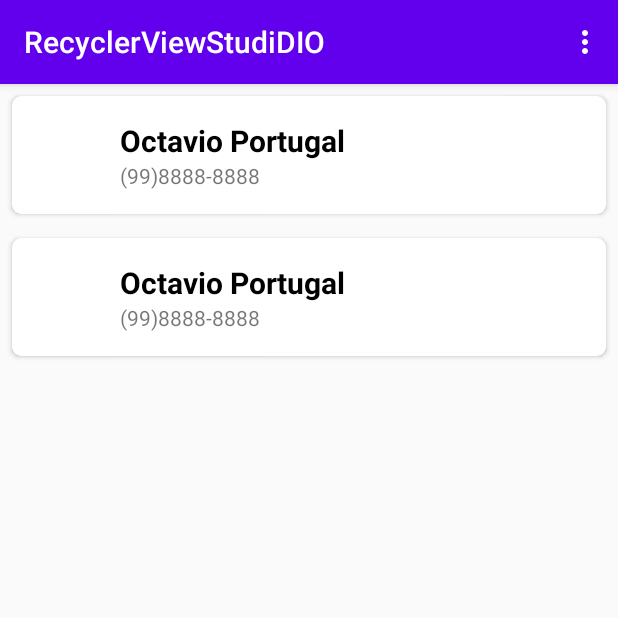
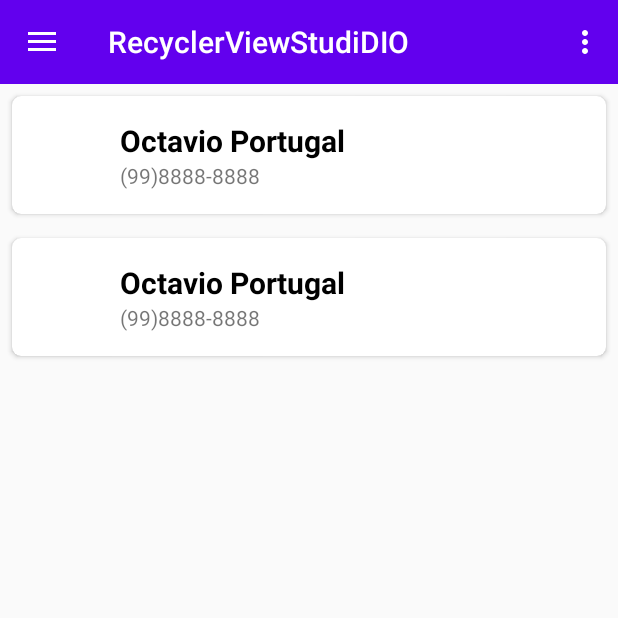
Before and after one commit to octavio-portugal/StudyRecycler, an Android app: the screen it shows after launch (MainActivity), on a phone screen of 412 x 824 dp, the top half of it. Run offline under Robolectric (Android 15) with nearby library versions, the phone set to English and light mode, and no system bars.

Commit message:
create Drawer menu

```diff
--- a/app/build.gradle
+++ b/app/build.gradle
@@ -35,5 +35,6 @@ dependencies {
     testImplementation 'junit:junit:4.12'
     androidTestImplementation 'androidx.test.ext:junit:1.1.2'
     androidTestImplementation 'androidx.test.espresso:espresso-core:3.3.0'
+    implementation 'com.google.android.material:material:1.2.0-alpha02'
 
 }
--- a/app/src/main/java/com/dio/recyclerviewstudidio/MainActivity.kt
+++ b/app/src/main/java/com/dio/recyclerviewstudidio/MainActivity.kt
@@ -5,7 +5,11 @@ import android.os.Bundle
 import android.view.Menu
 import android.view.MenuInflater
 import android.view.MenuItem
+import android.view.View
 import android.widget.Toast
+import androidx.appcompat.widget.Toolbar
+import androidx.appcompat.app.ActionBarDrawerToggle
+import androidx.drawerlayout.widget.DrawerLayout
 import androidx.recyclerview.widget.LinearLayoutManager
 import androidx.recyclerview.widget.RecyclerView
 
@@ -17,10 +21,22 @@ class MainActivity : AppCompatActivity() {
 
     override fun onCreate(savedInstanceState: Bundle?) {
         super.onCreate(savedInstanceState)
-        setContentView(R.layout.activity_main)
+        setContentView(R.layout.drawer_menu)
 
+        initDrawer()
         bindViews()
         updatelist()
+    }
+
+
+    private fun initDrawer(){
+        val drawerLayout = findViewById<View>(R.id.drawer_layout) as DrawerLayout
+        val toolbar =  findViewById<Toolbar>(R.id.toolbar1)
+        setSupportActionBar(toolbar)
+
+        val toggle = ActionBarDrawerToggle(this, drawerLayout, toolbar, R.string.open_drawer, R.string.close_drawer)
+        drawerLayout.addDrawerListener(toggle)
+        toggle.syncState()
     }
 
     private fun bindViews() {
--- a/app/src/main/res/layout/activity_main.xml
+++ b/app/src/main/res/layout/activity_main.xml
@@ -6,13 +6,24 @@
     android:layout_height="match_parent"
     tools:context=".MainActivity">
 
+    <androidx.appcompat.widget.Toolbar
+        android:id="@+id/toolbar1"
+        android:layout_width="match_parent"
+        android:layout_height="?attr/actionBarSize"
+        android:background="?attr/colorPrimary"
+        android:theme="@style/ThemeOverlay.AppCompat.Dark.ActionBar"
+        app:layout_constraintEnd_toEndOf="parent"
+        app:layout_constraintStart_toStartOf="parent"
+        app:layout_constraintTop_toTopOf="parent"
+        app:title="@string/app_name" />
+
     <androidx.recyclerview.widget.RecyclerView
         android:id="@+id/rv_list"
+        android:layout_width="0dp"
         android:layout_height="0dp"
-        android:layout_width="0dp"
-        app:layout_constraintTop_toTopOf="parent"
+        app:layout_constraintBottom_toBottomOf="parent"
+        app:layout_constraintEnd_toEndOf="parent"
         app:layout_constraintStart_toStartOf="parent"
-        app:layout_constraintBottom_toBottomOf="parent"
-        app:layout_constraintEnd_toEndOf="parent"/>
+        app:layout_constraintTop_toBottomOf="@id/toolbar1" />
 
 </androidx.constraintlayout.widget.ConstraintLayout>
--- /dev/null
+++ b/app/src/main/res/layout/drawer_menu.xml
@@ -0,0 +1,21 @@
+<?xml version="1.0" encoding="utf-8"?>
+<androidx.drawerlayout.widget.DrawerLayout
+    xmlns:android="http://schemas.android.com/apk/res/android"
+    android:id="@+id/drawer_layout"
+    android:layout_width="match_parent"
+    android:layout_height="match_parent"
+    xmlns:tools="http://schemas.android.com/tools"
+    xmlns:app="http://schemas.android.com/apk/res-auto"
+    tools:openDrawer="start">
+
+    <include
+        layout="@layout/activity_main" />
+
+    <com.google.android.material.navigation.NavigationView
+        android:id="@+id/nav_view"
+        android:layout_width="match_parent"
+        android:layout_height="match_parent"
+        android:layout_gravity="start"
+        app:menu="@menu/menu"/>
+
+</androidx.drawerlayout.widget.DrawerLayout>
--- a/app/src/main/res/values/strings.xml
+++ b/app/src/main/res/values/strings.xml
@@ -5,4 +5,7 @@
 
     <string name="menu_1">Menu 1</string>
     <string name="menu_2">Menu 2</string>
+
+    <string name="open_drawer">Abrir</string>
+    <string name="close_drawer">Fechar</string>
 </resources>
--- a/app/src/main/res/values/styles.xml
+++ b/app/src/main/res/values/styles.xml
@@ -1,6 +1,6 @@
 <resources>
     <!-- Base application theme. -->
-    <style name="AppTheme" parent="Theme.AppCompat.Light.DarkActionBar">
+    <style name="AppTheme" parent="Theme.AppCompat.Light.NoActionBar">
         <!-- Customize your theme here. -->
         <item name="colorPrimary">@color/colorPrimary</item>
         <item name="colorPrimaryDark">@color/colorPrimaryDark</item>
```
